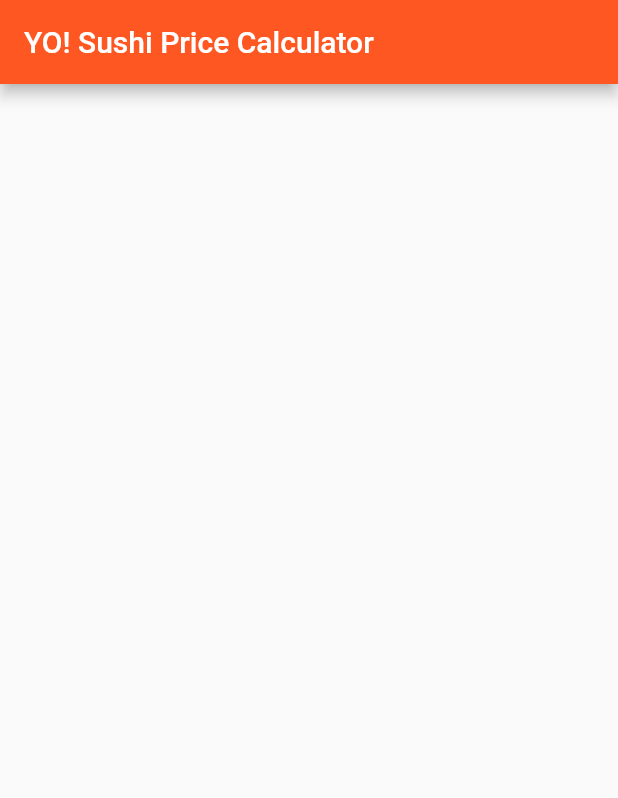
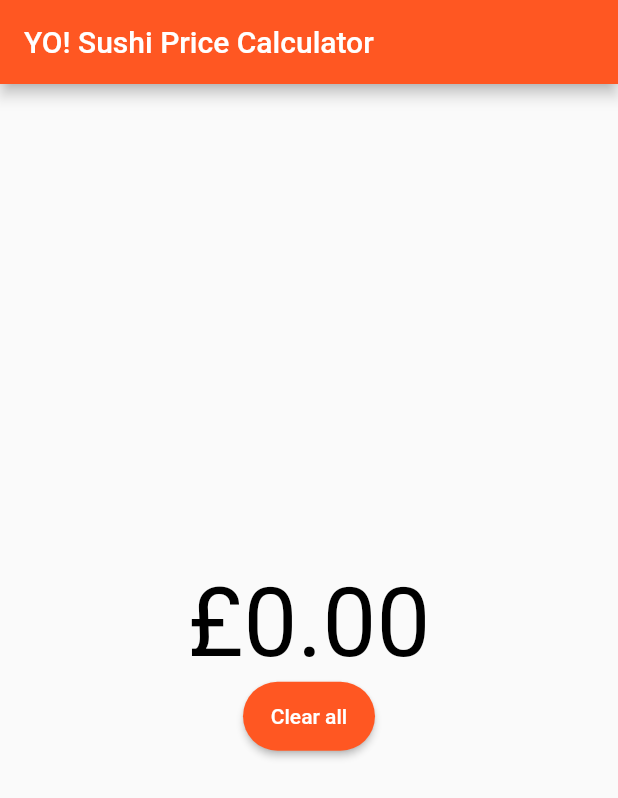
Before and after one commit to wrussell1999/yo-sushi-price-calculator-flutter, a Flutter app: the screen it shows after launch, on a phone screen of 412 x 824 dp. Shown: the top 798 px of the screen. Run offline on Flutter 3.47's test engine with Material 2 defaults, Android fonts, the phone set to English and light mode, and no system bars.

```diff
--- a/lib/main.dart
+++ b/lib/main.dart
@@ -1,8 +1,17 @@
 import 'package:flutter/material.dart';
+import 'package:flutter/services.dart';
 
-void main() => runApp(MyApp());
 
+
+void main() {
+
+  SystemChrome.setSystemUIOverlayStyle(SystemUiOverlayStyle(
+    systemNavigationBarColor: Colors.white, // navigation bar color
+  ));
+  runApp(MyApp());
+}
 class MyApp extends StatelessWidget {
+
   @override
   Widget build(BuildContext context) {
     return MaterialApp(
@@ -21,15 +30,6 @@ class MyApp extends StatelessWidget {
 class MyHomePage extends StatefulWidget {
   MyHomePage({Key key, this.title}) : super(key: key);
 
-  // This widget is the home page of your application. It is stateful, meaning
-  // that it has a State object (defined below) that contains fields that affect
-  // how it looks.
-
-  // This class is the configuration for the state. It holds the values (in this
-  // case the title) provided by the parent (in this case the App widget) and
-  // used by the build method of the State. Fields in a Widget subclass are
-  // always marked "final".
-
   final String title;
 
   @override
@@ -37,53 +37,50 @@ class MyHomePage extends StatefulWidget {
 }
 
 class _MyHomePageState extends State<MyHomePage> {
-  int _counter = 0;
+  String total = '£0.00';
 
-  void _incrementCounter() {
+  void _add() {
     setState(() {
-      // This call to setState tells the Flutter framework that something has
-      // changed in this State, which causes it to rerun the build method below
-      // so that the display can reflect the updated values. If we changed
-      // _counter without calling setState(), then the build method would not be
-      // called again, and so nothing would appear to happen.
-      _counter++;
+
+    });
+  }
+
+  void _clear() {
+    setState(() {
+    });
+  }
+
+  void _clearAll() {
+    setState(() {
+      total = '£0.00';
     });
   }
 
   @override
   Widget build(BuildContext context) {
-    // This method is rerun every time setState is called, for instance as done
-    // by the _incrementCounter method above.
-    //
-    // The Flutter framework has been optimized to make rerunning build methods
-    // fast, so that you can just rebuild anything that needs updating rather
-    // than having to individually change instances of widgets.
     return Scaffold(
       appBar: AppBar(
-        // Here we take the value from the MyHomePage object that was created by
-        // the App.build method, and use it to set our appbar title.
         title: Text(widget.title),
       ),
       body: Center(
-        // Center is a layout widget. It takes a single child and positions it
-        // in the middle of the parent.
         child: Column(
-          // Column is also layout widget. It takes a list of children and
-          // arranges them vertically. By default, it sizes itself to fit its
-          // children horizontally, and tries to be as tall as its parent.
-          //
-          // Invoke "debug painting" (press "p" in the console, choose the
-          // "Toggle Debug Paint" action from the Flutter Inspector in Android
-          // Studio, or the "Toggle Debug Paint" command in Visual Studio Code)
-          // to see the wireframe for each widget.
-          //
-          // Column has various properties to control how it sizes itself and
-          // how it positions its children. Here we use mainAxisAlignment to
-          // center the children vertically; the main axis here is the vertical
-          // axis because Columns are vertical (the cross axis would be
-          // horizontal).
           mainAxisAlignment: MainAxisAlignment.center,
           children: <Widget>[
+            Text(
+              '£0.00',
+              style: new TextStyle(
+                fontSize: 64.0,
+                color: Colors.black,)
+            ),
+            RaisedButton(
+                child: Text("Clear all"),
+                onPressed: _clearAll,
+                color: Colors.deepOrange,
+                textColor: Colors.white,
+                padding: EdgeInsets.fromLTRB(15, 15, 15, 15),
+                shape: new RoundedRectangleBorder(borderRadius: new BorderRadius.circular(30.0)),
+                splashColor: Colors.grey,
+            )
           ],
         ),
       ),
```
